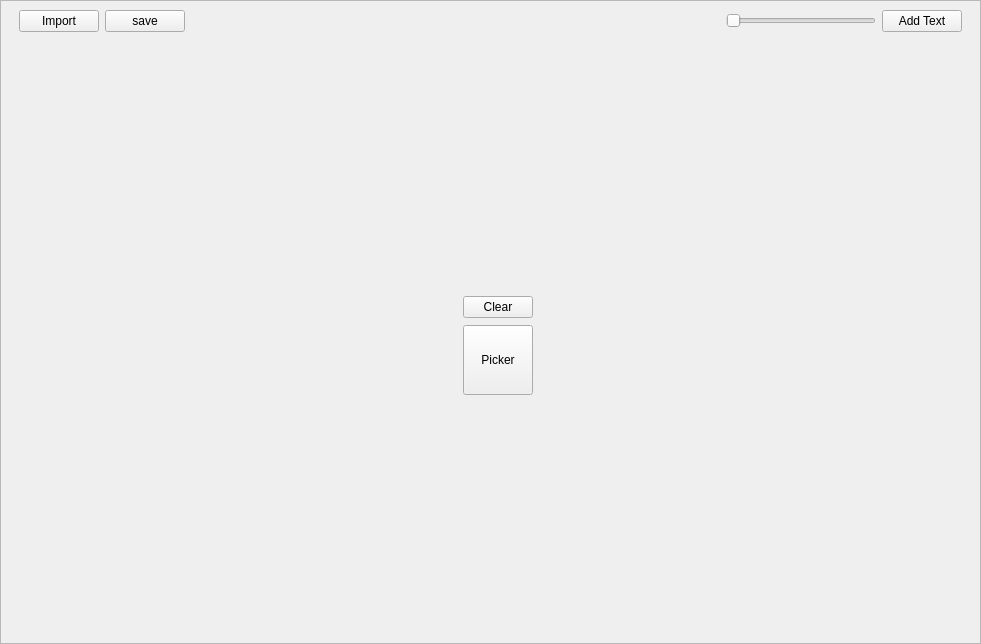
Old version of the form review_tool_UI/reviewToolUI.ui in the repository rameshbabuvfx/smart_review_tool.
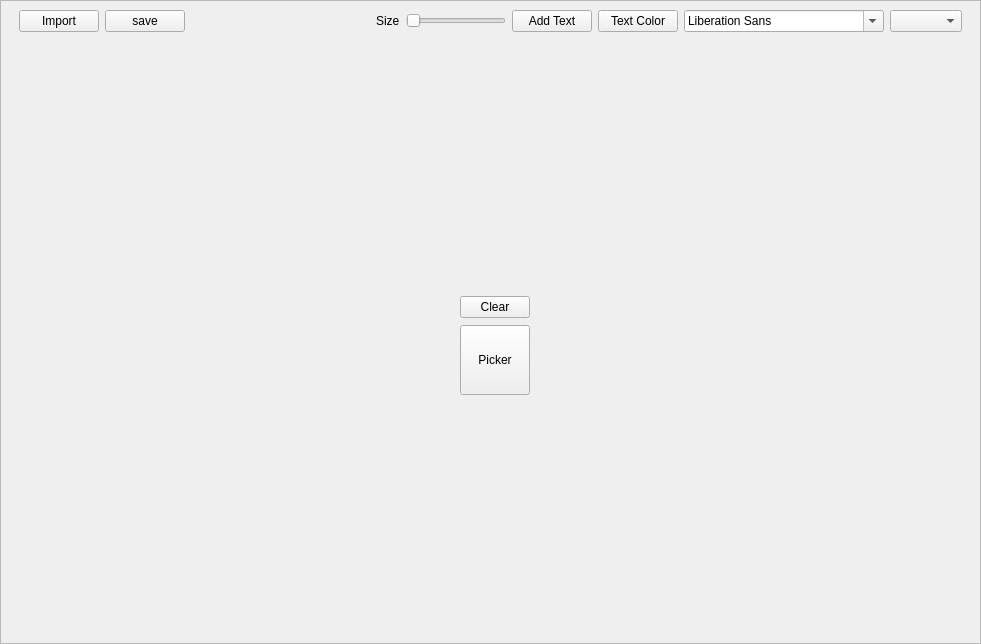
New version of the form.

```diff
--- a/review_tool_UI/reviewToolUI.ui
+++ b/review_tool_UI/reviewToolUI.ui
@@ -83,7 +83,7 @@
          <item>
           <widget class="QLabel" name="pen_icon_label">
            <property name="text">
-            <string/>
+            <string>Size</string>
            </property>
           </widget>
          </item>
@@ -91,12 +91,12 @@
           <widget class="QSlider" name="brush_size_slider">
            <property name="maximumSize">
             <size>
-             <width>150</width>
+             <width>100</width>
              <height>16777215</height>
             </size>
            </property>
            <property name="minimum">
-            <number>3</number>
+            <number>10</number>
            </property>
            <property name="maximum">
             <number>20</number>
@@ -113,6 +113,26 @@
            </property>
           </widget>
          </item>
+         <item>
+          <widget class="QPushButton" name="text_color_pushbutton">
+           <property name="text">
+            <string>Text Color</string>
+           </property>
+          </widget>
+         </item>
+         <item>
+          <widget class="QFontComboBox" name="font_combo_box">
+           <property name="maximumSize">
+            <size>
+             <width>200</width>
+             <height>16777215</height>
+            </size>
+           </property>
+          </widget>
+         </item>
+         <item>
+          <widget class="QComboBox" name="font_size_combox"/>
+         </item>
         </layout>
        </widget>
       </item>
@@ -121,7 +141,7 @@
         <item>
          <layout class="QVBoxLayout" name="verticalLayout_5">
           <property name="leftMargin">
-           <number>10</number>
+           <number>3</number>
           </property>
           <property name="rightMargin">
            <number>10</number>
```
